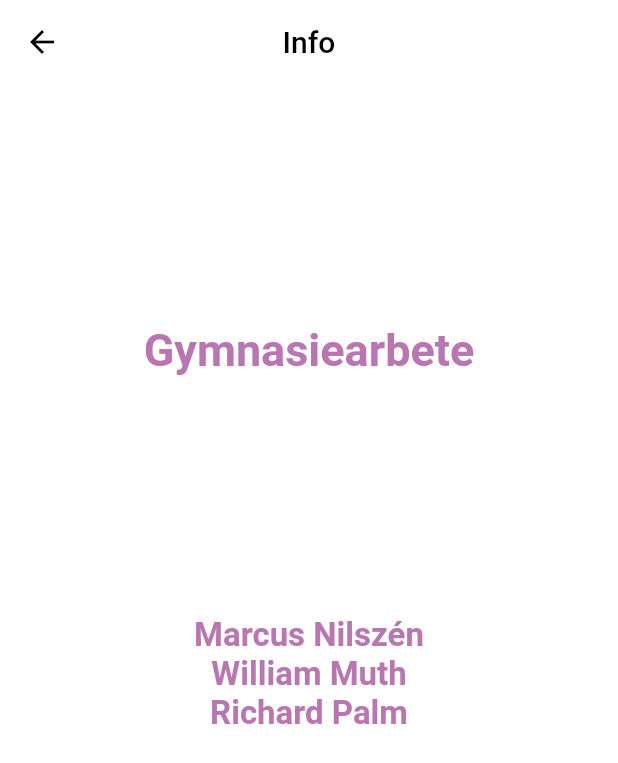
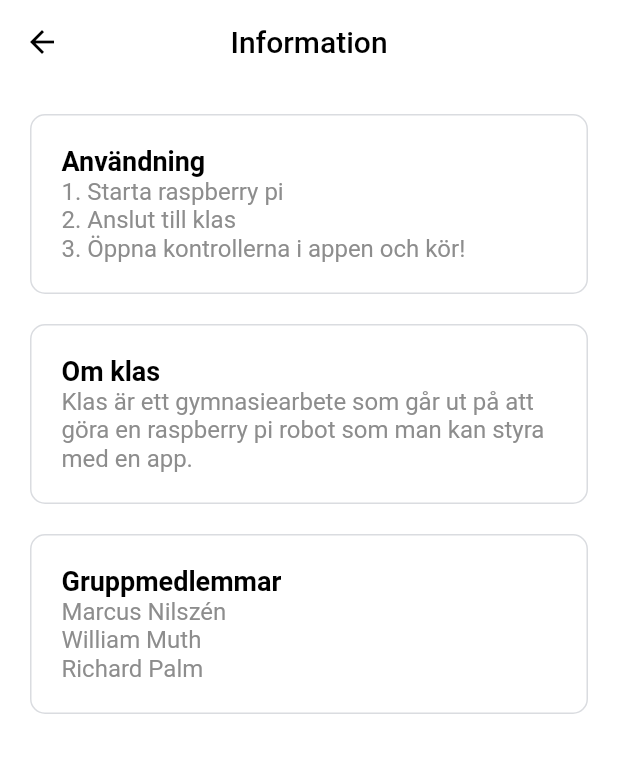
Before and after one commit to mebn/klasApp, a Flutter app: the screen it shows after launch, after a tap on the "info outline" icon, on a phone screen of 412 x 824 dp. Shown: the top 763 px of the screen. Run offline on Flutter 3.47's test engine with Material 2 defaults, Android fonts, the phone set to English and light mode, and no system bars; our stand-ins replace vibration; missing offline and left inert: flutter_socket_io.

Commit message:
changes to infoScreen

```diff
--- a/lib/components/AwesomeButton.dart
+++ b/lib/components/AwesomeButton.dart
@@ -54,7 +54,7 @@ class _AwesomeButtonState extends State<AwesomeButton> {
       child: Container(
         decoration: BoxDecoration(
           color: color,
-          borderRadius: BorderRadius.all(Radius.circular(50.0)),
+          borderRadius: BorderRadius.all(Radius.circular(500.0)),
           border: Border.all(
             color: Color(0xFFdadce0),
             width: 1.0
--- /dev/null
+++ b/lib/components/infoCard.dart
@@ -0,0 +1,38 @@
+import 'package:flutter/material.dart';
+
+class InfoCard extends StatefulWidget {
+  // props
+  InfoCard({
+    Key key,
+    this.children,
+  }) : super(key: key);
+
+  final List<Widget> children;
+  @override
+  _InfoCardState createState() => _InfoCardState();
+}
+
+class _InfoCardState extends State<InfoCard> {
+  @override
+  Widget build(BuildContext context) {
+    return Container(
+      decoration: BoxDecoration(
+        color: Colors.white,
+        borderRadius: BorderRadius.all(Radius.circular(10.0)),
+        border: Border.all(
+          color: Color(0xFFdadce0),
+          width: 1.0
+        )
+      ),
+      margin: EdgeInsets.only(top: 20.0, left: 20.0, right: 20.0),
+      width: MediaQuery.of(context).size.width,
+      child: Container(
+        margin: EdgeInsets.all(20.0),
+        child: Column(
+          crossAxisAlignment: CrossAxisAlignment.start,
+          children: widget.children,
+        ),
+      ),
+    );
+  }
+}
--- a/lib/components/someButton.dart
+++ b/lib/components/someButton.dart
@@ -57,7 +57,7 @@ class _SomeButtonState extends State<SomeButton> {
         width: widget.width,
         height: widget.height,
         child: Center(
-          child: Icon(Icons.crop_free, color: Color(0xFFB877B1), size: 40),
+          child: Icon(Icons.crop_free, color: Color(0xFF1A73E8), size: 40),
         ),
       ),
     );
--- a/lib/main.dart
+++ b/lib/main.dart
@@ -9,9 +9,9 @@ class MyApp extends StatelessWidget {
   Widget build(BuildContext context) {
     serverSetup.connectToServer();
     return MaterialApp(
-      title: 'controller',
+      title: 'klas',
       theme: ThemeData(
-        primarySwatch: Colors.blue,
+        primarySwatch: Colors.grey,
       ),
       home: HomeScreen(),
     );
--- a/lib/screens/controllScreen.dart
+++ b/lib/screens/controllScreen.dart
@@ -3,7 +3,6 @@ import 'package:flutter/services.dart';
 
 import '../components/portraitOrientation.dart';
 import '../components/landscapeOrientation.dart';
-import '../globals.dart' as globals;
 
 class ControllScreen extends StatefulWidget {
   ControllScreen({Key key}) : super(key: key);
@@ -20,10 +19,7 @@ class _ControllScreenState extends State<ControllScreen> {
     return Scaffold(
       backgroundColor: Colors.white,
       appBar: AppBar(
-        title: Text("Klas", style: TextStyle(color: globals.black)),
         backgroundColor: Colors.white,
-        centerTitle: true,
-        brightness: Brightness.light,
         elevation: 0.0,
         leading: IconButton(
           icon: Icon(Icons.arrow_back, color: Colors.black),
--- a/lib/screens/homeScreen.dart
+++ b/lib/screens/homeScreen.dart
@@ -9,9 +9,10 @@ class HomeScreen extends StatefulWidget {
 }
 
 class _HomeScreenState extends State<HomeScreen> {
-  final Shader linearGradient = LinearGradient(
-    colors: <Color>[Color(0xffDA44bb), Color(0xff8921aa)],
-    ).createShader(Rect.fromLTWH(0.0, 0.0, 200.0, 70.0));
+    Shader myGg = LinearGradient(
+      colors: <Color>[Color(0xffb92b27), Color(0xff1565C0)],
+      ).createShader(Rect.fromLTWH(0.0, 0.0, 200.0, 70.0));
+
   @override
   Widget build(BuildContext context) {
     SystemChrome.setSystemUIOverlayStyle(SystemUiOverlayStyle.dark.copyWith(
@@ -20,10 +21,7 @@ class _HomeScreenState extends State<HomeScreen> {
     return Scaffold(
       backgroundColor: Colors.white,
       appBar: AppBar(
-        title: Text("", style: TextStyle(color: Colors.black)),
         backgroundColor: Colors.white,
-        centerTitle: true,
-        brightness: Brightness.light,
         elevation: 0.0,
         actions: <Widget>[
           IconButton(
@@ -41,7 +39,7 @@ class _HomeScreenState extends State<HomeScreen> {
         child: Column(
           mainAxisAlignment: MainAxisAlignment.spaceEvenly,
           children: <Widget>[
-            Text("Klas\nController", style: TextStyle(fontWeight: FontWeight.bold, fontSize: 60, foreground: Paint()..shader = linearGradient)),
+            Text("KLAS", style: TextStyle(fontWeight: FontWeight.bold, fontSize: 60, foreground: Paint()..shader = myGg)),
             SomeButton(
               width: 90.0,
               height: 90.0,
--- a/lib/screens/infoScreen.dart
+++ b/lib/screens/infoScreen.dart
@@ -1,5 +1,6 @@
 import 'package:flutter/material.dart';
 import 'package:flutter/services.dart';
+import '../components/infoCard.dart';
 
 class InfoScreen extends StatefulWidget {
   @override
@@ -7,6 +8,9 @@ class InfoScreen extends StatefulWidget {
 }
 
 class _InfoScreenState extends State<InfoScreen> {
+  TextStyle text = TextStyle(fontSize: 16, color: Color(0xff8d8d8d));
+  TextStyle title = TextStyle(fontWeight: FontWeight.bold, fontSize: 18, color: Colors.black);
+
   @override
   Widget build(BuildContext context) {
     SystemChrome.setSystemUIOverlayStyle(SystemUiOverlayStyle.dark.copyWith(
@@ -15,10 +19,9 @@ class _InfoScreenState extends State<InfoScreen> {
     return Scaffold(
       backgroundColor: Colors.white,
       appBar: AppBar(
-        title: Text("Info", style: TextStyle(color: Colors.black)),
+        title: Text("Information", style: TextStyle(color: Colors.black)),
         backgroundColor: Colors.white,
         centerTitle: true,
-        brightness: Brightness.light,
         elevation: 0.0,
         leading: IconButton(
           icon: Icon(Icons.arrow_back, color: Colors.black),
@@ -27,23 +30,34 @@ class _InfoScreenState extends State<InfoScreen> {
           },
         ),
       ),
-      body: Center(
-        child: Column(
-          mainAxisAlignment: MainAxisAlignment.spaceEvenly,
+      body: ListView(
         children: <Widget>[
-            Text("Gymnasiearbete", style: TextStyle(fontWeight: FontWeight.bold, fontSize: 30, color: Color(0xFFB877B1))),
-            Container(
-              child: Column(
+          InfoCard(
             children: <Widget>[
-                  Text("Marcus Nilszén", style: TextStyle(fontWeight: FontWeight.bold, fontSize: 22, color: Color(0xFFB877B1))),
-                  Text("William Muth", style: TextStyle(fontWeight: FontWeight.bold, fontSize: 22, color: Color(0xFFB877B1))),
-                  Text("Richard Palm", style: TextStyle(fontWeight: FontWeight.bold, fontSize: 22, color: Color(0xFFB877B1))),
+              Text("Användning", style: title),
+              Text("1. Starta raspberry pi", style: text),
+              Text("2. Anslut till klas", style: text),
+              Text("3. Öppna kontrollerna i appen och kör!", style: text),
             ],
           ),
-            ),
-            Text(""),
+          InfoCard(
+            children: <Widget>[
+              Text("Om klas", style: title),
+              Text("Klas är ett gymnasiearbete som går ut på att göra en raspberry pi robot som man kan styra med en app.", style: text),
             ],
           ),
+          InfoCard(
+            children: <Widget>[
+              Text("Gruppmedlemmar", style: title),
+              Text("Marcus Nilszén", style: text),
+              Text("William Muth", style: text),
+              Text("Richard Palm", style: text),
+            ],
+          ),
+          Container(
+            margin: EdgeInsets.only(bottom: 20.0),
+          ),
+        ],
       ),
     );
   }
```
Also changed, not shown: lib/components/landscapeOrientation.dart (+8 -8 lines), lib/components/portraitOrientation.dart (+8 -8 lines). Lines whose indentation alone changed are shown as unchanged.
